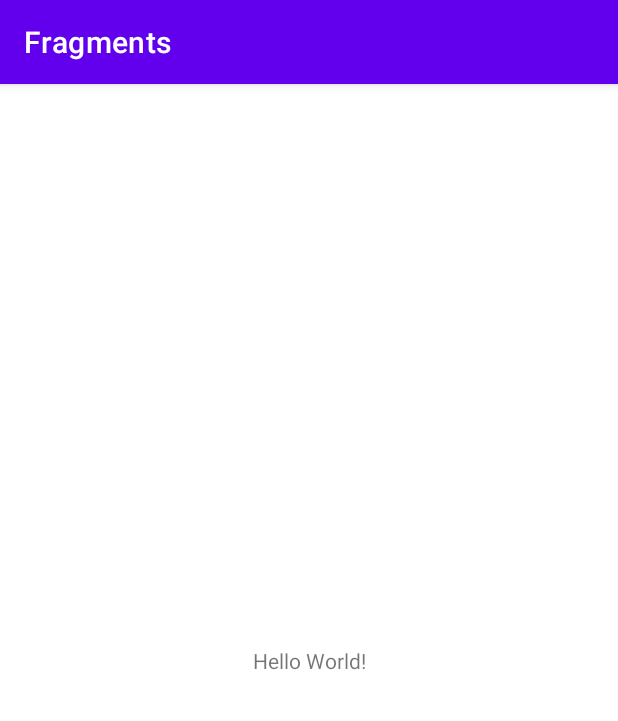
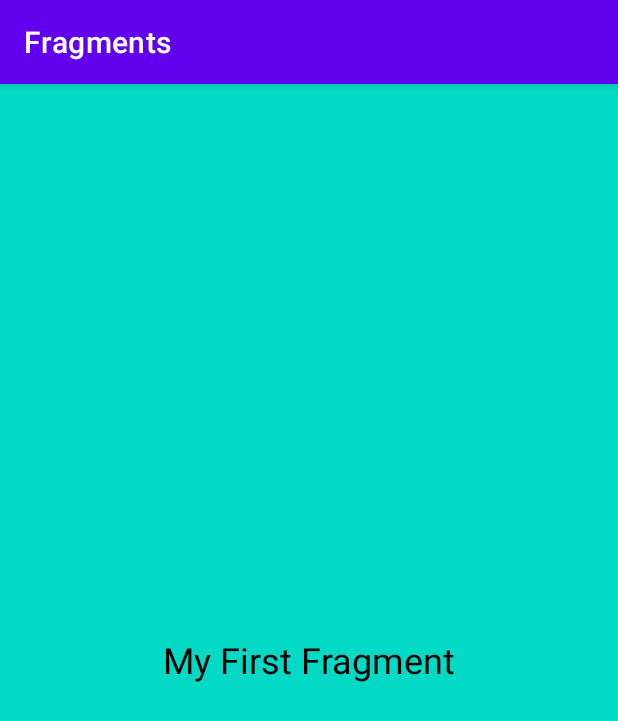
Before and after one commit to emrhkrmz/Fragments, an Android app: the screen it shows after launch (MainActivity), on a phone screen of 412 x 824 dp. Shown: the top 721 px of the screen. Run offline under Robolectric (Android 15) with nearby library versions, the phone set to English and light mode, and no system bars.

Commit message:
MyFirstFragment

```diff
--- /dev/null
+++ b/app/src/main/java/com/kirmizitech/fragments/FirstFragment.kt
@@ -0,0 +1,19 @@
+package com.kirmizitech.fragments
+
+import android.os.Bundle
+import androidx.fragment.app.Fragment
+import android.view.LayoutInflater
+import android.view.View
+import android.view.ViewGroup
+
+class FirstFragment : Fragment() {
+
+    override fun onCreateView(
+        inflater: LayoutInflater, container: ViewGroup?,
+        savedInstanceState: Bundle?
+    ): View? {
+        // Inflate the layout for this fragment
+        return inflater.inflate(R.layout.fragment_first, container, false)
+    }
+
+}
--- a/app/src/main/java/com/kirmizitech/fragments/MainActivity.kt
+++ b/app/src/main/java/com/kirmizitech/fragments/MainActivity.kt
@@ -2,10 +2,22 @@ package com.kirmizitech.fragments
 
 import androidx.appcompat.app.AppCompatActivity
 import android.os.Bundle
+import androidx.fragment.app.FragmentManager
+import androidx.fragment.app.FragmentTransaction
 
 class MainActivity : AppCompatActivity() {
     override fun onCreate(savedInstanceState: Bundle?) {
         super.onCreate(savedInstanceState)
         setContentView(R.layout.activity_main)
+
+        val fragmentManager: FragmentManager = supportFragmentManager
+        val fragmentTransaction: FragmentTransaction = fragmentManager.beginTransaction()
+
+        val firstFragment = FirstFragment()
+
+        fragmentTransaction.add(R.id.frame,firstFragment)
+
+        fragmentTransaction.commit()
+
     }
 }
--- a/app/src/main/res/layout/activity_main.xml
+++ b/app/src/main/res/layout/activity_main.xml
@@ -6,13 +6,14 @@
     android:layout_height="match_parent"
     tools:context=".MainActivity">
 
-    <TextView
-        android:layout_width="wrap_content"
-        android:layout_height="wrap_content"
-        android:text="Hello World!"
+    <FrameLayout
+        android:id="@+id/frame"
+        android:layout_width="match_parent"
+        android:layout_height="match_parent"
         app:layout_constraintBottom_toBottomOf="parent"
         app:layout_constraintEnd_toEndOf="parent"
         app:layout_constraintStart_toStartOf="parent"
-        app:layout_constraintTop_toTopOf="parent" />
+        app:layout_constraintTop_toTopOf="parent">
 
+    </FrameLayout>
 </androidx.constraintlayout.widget.ConstraintLayout>
--- /dev/null
+++ b/app/src/main/res/layout/fragment_first.xml
@@ -0,0 +1,19 @@
+<?xml version="1.0" encoding="utf-8"?>
+<LinearLayout xmlns:android="http://schemas.android.com/apk/res/android"
+    xmlns:tools="http://schemas.android.com/tools"
+    android:layout_width="match_parent"
+    android:layout_height="match_parent"
+    android:background="@color/teal_200"
+    android:gravity="center"
+    android:orientation="vertical"
+    tools:context=".FirstFragment">
+
+    <!-- TODO: Update blank fragment layout -->
+    <TextView
+        android:layout_width="wrap_content"
+        android:layout_height="wrap_content"
+        android:text="@string/my_first_fragment"
+        android:textColor="@color/black"
+        android:textSize="24sp" />
+
+</LinearLayout>
--- a/app/src/main/res/values/strings.xml
+++ b/app/src/main/res/values/strings.xml
@@ -1,3 +1,5 @@
 <resources>
     <string name="app_name">Fragments</string>
+    <!-- TODO: Remove or change this placeholder text -->
+    <string name="my_first_fragment">My First Fragment</string>
 </resources>
```
